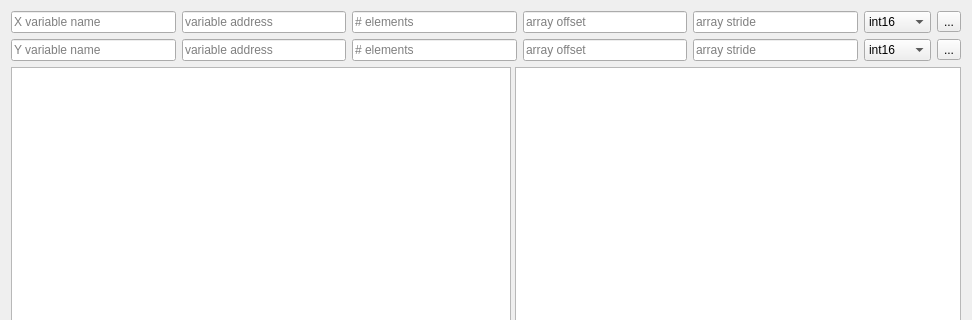
This is src/SeerArrayVisualizerWidget.ui in epasveer/seer as Qt 5 draws it before an edit; both pictures show x 0 to 972 and y 0 to 320 of the 972 by 704 pixel window. The edited form follows.
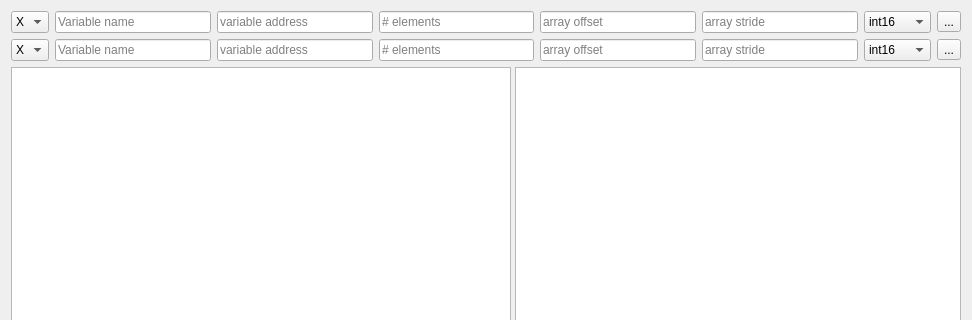
This is the edited form. Icons and pictures are not drawn. Custom widgets are drawn as their Qt base class.

Commit message: Checkpoint. Array visualizer.

```diff
--- a/src/SeerArrayVisualizerWidget.ui
+++ b/src/SeerArrayVisualizerWidget.ui
@@ -13,43 +13,90 @@
   <property name="windowTitle">
    <string>Form</string>
   </property>
-  <layout class="QGridLayout" name="gridLayout">
-   <property name="spacing">
-    <number>6</number>
-   </property>
+  <layout class="QGridLayout" name="gridLayout_2">
    <item row="0" column="0">
-    <layout class="QHBoxLayout" name="xHorizontalLayout">
-     <item>
-      <widget class="QLineEdit" name="xVariableNameLineEdit">
+    <layout class="QGridLayout" name="gridLayout">
+     <item row="0" column="5">
+      <widget class="QLineEdit" name="aArrayStrideLineEdit">
        <property name="toolTip">
         <string>X Variable name or expression.</string>
        </property>
+       <property name="inputMask">
+        <string/>
+       </property>
        <property name="placeholderText">
-        <string>X variable name</string>
+        <string>array stride</string>
        </property>
        <property name="clearButtonEnabled">
         <bool>true</bool>
        </property>
       </widget>
      </item>
-     <item>
-      <widget class="QLineEdit" name="xVariableAddressLineEdit">
+     <item row="0" column="6">
+      <widget class="QComboBox" name="aArrayDisplayFormatComboBox">
        <property name="toolTip">
         <string>Variable address.</string>
        </property>
-       <property name="readOnly">
-        <bool>true</bool>
+       <item>
+        <property name="text">
+         <string>int16</string>
+        </property>
+       </item>
+       <item>
+        <property name="text">
+         <string>int32</string>
+        </property>
+       </item>
+       <item>
+        <property name="text">
+         <string>int64</string>
+        </property>
+       </item>
+       <item>
+        <property name="text">
+         <string>unt16</string>
+        </property>
+       </item>
+       <item>
+        <property name="text">
+         <string>uin32</string>
+        </property>
+       </item>
+       <item>
+        <property name="text">
+         <string>uin64</string>
+        </property>
+       </item>
+       <item>
+        <property name="text">
+         <string>float32</string>
+        </property>
+       </item>
+       <item>
+        <property name="text">
+         <string>float64</string>
+        </property>
+       </item>
+      </widget>
+     </item>
+     <item row="1" column="5">
+      <widget class="QLineEdit" name="bArrayStrideLineEdit">
+       <property name="toolTip">
+        <string>Element stride between values. (default=1)</string>
        </property>
+       <property name="inputMask">
+        <string/>
+       </property>
        <property name="placeholderText">
-        <string>variable address</string>
+        <string>array stride</string>
        </property>
        <property name="clearButtonEnabled">
-        <bool>false</bool>
+        <bool>true</bool>
        </property>
       </widget>
      </item>
-     <item>
-      <widget class="QLineEdit" name="xArrayLengthLineEdit">
+     <item row="1" column="3">
+      <widget class="QLineEdit" name="bArrayLengthLineEdit">
        <property name="toolTip">
         <string>Total number of elements in array.</string>
        </property>
@@ -64,9 +111,36 @@
        </property>
       </widget>
      </item>
-     <item>
-      <widget class="QLineEdit" name="xArrayOffsetLineEdit">
+     <item row="1" column="1">
+      <widget class="QLineEdit" name="bVariableNameLineEdit">
        <property name="toolTip">
+        <string>Variable name or expression.</string>
+       </property>
+       <property name="placeholderText">
+        <string>Variable name</string>
+       </property>
+       <property name="clearButtonEnabled">
+        <bool>true</bool>
+       </property>
+      </widget>
+     </item>
+     <item row="0" column="7">
+      <widget class="QToolButton" name="aRefreshToolButton">
+       <property name="toolTip">
+        <string>Refresh the display.</string>
+       </property>
+       <property name="text">
+        <string>...</string>
+       </property>
+       <property name="icon">
+        <iconset resource="resource.qrc">
+         <normaloff>:/seer/resources/RelaxLightIcons/view-refresh.svg</normaloff>:/seer/resources/RelaxLightIcons/view-refresh.svg</iconset>
+       </property>
+      </widget>
+     </item>
+     <item row="0" column="4">
+      <widget class="QLineEdit" name="aArrayOffsetLineEdit">
+       <property name="toolTip">
         <string>Element offset into array. (default=0)</string>
        </property>
        <property name="inputMask">
@@ -83,8 +157,8 @@
        </property>
       </widget>
      </item>
-     <item>
-      <widget class="QLineEdit" name="xArrayStrideLineEdit">
+     <item row="0" column="3">
+      <widget class="QLineEdit" name="aArrayLengthLineEdit">
        <property name="toolTip">
         <string>Element stride between values. (default=1)</string>
        </property>
@@ -92,15 +166,15 @@
         <string/>
        </property>
        <property name="placeholderText">
-        <string>array stride</string>
+        <string># elements</string>
        </property>
        <property name="clearButtonEnabled">
         <bool>true</bool>
        </property>
       </widget>
      </item>
-     <item>
-      <widget class="QComboBox" name="xArrayDisplayFormatComboBox">
+     <item row="1" column="6">
+      <widget class="QComboBox" name="bArrayDisplayFormatComboBox">
        <property name="toolTip">
         <string>Array data type.</string>
        </property>
@@ -146,9 +220,60 @@
        </item>
       </widget>
      </item>
-     <item>
-      <widget class="QToolButton" name="xRefreshToolButton">
+     <item row="0" column="2">
+      <widget class="QLineEdit" name="aVariableAddressLineEdit">
        <property name="toolTip">
+        <string>Variable address.</string>
+       </property>
+       <property name="readOnly">
+        <bool>true</bool>
+       </property>
+       <property name="placeholderText">
+        <string>variable address</string>
+       </property>
+       <property name="clearButtonEnabled">
+        <bool>false</bool>
+       </property>
+      </widget>
+     </item>
+     <item row="1" column="4">
+      <widget class="QLineEdit" name="bArrayOffsetLineEdit">
+       <property name="toolTip">
+        <string>Element offset into array. (default=0)</string>
+       </property>
+       <property name="inputMask">
+        <string/>
+       </property>
+       <property name="text">
+        <string/>
+       </property>
+       <property name="placeholderText">
+        <string>array offset</string>
+       </property>
+       <property name="clearButtonEnabled">
+        <bool>true</bool>
+       </property>
+      </widget>
+     </item>
+     <item row="1" column="2">
+      <widget class="QLineEdit" name="bVariableAddressLineEdit">
+       <property name="toolTip">
+        <string>Variable address.</string>
+       </property>
+       <property name="readOnly">
+        <bool>true</bool>
+       </property>
+       <property name="placeholderText">
+        <string>variable address</string>
+       </property>
+       <property name="clearButtonEnabled">
+        <bool>false</bool>
+       </property>
+      </widget>
+     </item>
+     <item row="1" column="7">
+      <widget class="QToolButton" name="bRefreshToolButton">
+       <property name="toolTip">
         <string>Refresh the display.</string>
        </property>
        <property name="text">
@@ -160,154 +285,62 @@
        </property>
       </widget>
      </item>
+     <item row="0" column="1">
+      <widget class="QLineEdit" name="aVariableNameLineEdit">
+       <property name="toolTip">
+        <string>Variable name or expression.</string>
+       </property>
+       <property name="placeholderText">
+        <string>Variable name</string>
+       </property>
+       <property name="clearButtonEnabled">
+        <bool>true</bool>
+       </property>
+      </widget>
+     </item>
+     <item row="0" column="0">
+      <widget class="QComboBox" name="aAxisComboBox">
+       <property name="toolTip">
+        <string>Variable axis type.</string>
+       </property>
+       <property name="currentText">
+        <string>X</string>
+       </property>
+       <item>
+        <property name="text">
+         <string>X</string>
+        </property>
+       </item>
+       <item>
+        <property name="text">
+         <string>Y</string>
+        </property>
+       </item>
+      </widget>
+     </item>
+     <item row="1" column="0">
+      <widget class="QComboBox" name="bAxisComboBox">
+       <property name="toolTip">
+        <string>Variable axis type.</string>
+       </property>
+       <property name="currentText">
+        <string>X</string>
+       </property>
+       <item>
+        <property name="text">
+         <string>X</string>
+        </property>
+       </item>
+       <item>
+        <property name="text">
+         <string>Y</string>
+        </property>
+       </item>
+      </widget>
+     </item>
     </layout>
    </item>
    <item row="1" column="0">
-    <layout class="QHBoxLayout" name="yHorizontalLayout">
-     <item>
-      <widget class="QLineEdit" name="yVariableNameLineEdit">
-       <property name="toolTip">
-        <string>Y Variable name or expression.</string>
-       </property>
-       <property name="placeholderText">
-        <string>Y variable name</string>
-       </property>
-       <property name="clearButtonEnabled">
-        <bool>true</bool>
-       </property>
-      </widget>
-     </item>
-     <item>
-      <widget class="QLineEdit" name="yVariableAddressLineEdit">
-       <property name="toolTip">
-        <string>Variable address.</string>
-       </property>
-       <property name="readOnly">
-        <bool>true</bool>
-       </property>
-       <property name="placeholderText">
-        <string>variable address</string>
-       </property>
-       <property name="clearButtonEnabled">
-        <bool>false</bool>
-       </property>
-      </widget>
-     </item>
-     <item>
-      <widget class="QLineEdit" name="yArrayLengthLineEdit">
-       <property name="toolTip">
-        <string>Total number of elements in array.</string>
-       </property>
-       <property name="inputMask">
-        <string/>
-       </property>
-       <property name="placeholderText">
-        <string># elements</string>
-       </property>
-       <property name="clearButtonEnabled">
-        <bool>true</bool>
-       </property>
-      </widget>
-     </item>
-     <item>
-      <widget class="QLineEdit" name="yArrayOffsetLineEdit">
-       <property name="toolTip">
-        <string>Element offset into array. (default=0)</string>
-       </property>
-       <property name="inputMask">
-        <string/>
-       </property>
-       <property name="text">
-        <string/>
-       </property>
-       <property name="placeholderText">
-        <string>array offset</string>
-       </property>
-       <property name="clearButtonEnabled">
-        <bool>true</bool>
-       </property>
-      </widget>
-     </item>
-     <item>
-      <widget class="QLineEdit" name="yArrayStrideLineEdit">
-       <property name="toolTip">
-        <string>Element stride between values. (default=1)</string>
-       </property>
-       <property name="inputMask">
-        <string/>
-       </property>
-       <property name="placeholderText">
-        <string>array stride</string>
-       </property>
-       <property name="clearButtonEnabled">
-        <bool>true</bool>
-       </property>
-      </widget>
-     </item>
-     <item>
-      <widget class="QComboBox" name="yArrayDisplayFormatComboBox">
-       <property name="toolTip">
-        <string>Array data type.</string>
-       </property>
-       <item>
-        <property name="text">
-         <string>int16</string>
-        </property>
-       </item>
-       <item>
-        <property name="text">
-         <string>int32</string>
-        </property>
-       </item>
-       <item>
-        <property name="text">
-         <string>int64</string>
-        </property>
-       </item>
-       <item>
-        <property name="text">
-         <string>unt16</string>
-        </property>
-       </item>
-       <item>
-        <property name="text">
-         <string>uin32</string>
-        </property>
-       </item>
-       <item>
-        <property name="text">
-         <string>uin64</string>
-        </property>
-       </item>
-       <item>
-        <property name="text">
-         <string>float32</string>
-        </property>
-       </item>
-       <item>
-        <property name="text">
-         <string>float64</string>
-        </property>
-       </item>
-      </widget>
-     </item>
-     <item>
-      <widget class="QToolButton" name="yRefreshToolButton">
-       <property name="toolTip">
-        <string>Refresh the display.</string>
-       </property>
-       <property name="text">
-        <string>...</string>
-       </property>
-       <property name="icon">
-        <iconset resource="resource.qrc">
-         <normaloff>:/seer/resources/RelaxLightIcons/view-refresh.svg</normaloff>:/seer/resources/RelaxLightIcons/view-refresh.svg</iconset>
-       </property>
-      </widget>
-     </item>
-    </layout>
-   </item>
-   <item row="2" column="0">
     <widget class="QSplitter" name="splitter">
      <property name="sizePolicy">
       <sizepolicy hsizetype="Expanding" vsizetype="Expanding">
```
Left out of the diff: 32 changed lines with no effect on the pictures. The commit also changes 5 other files.
